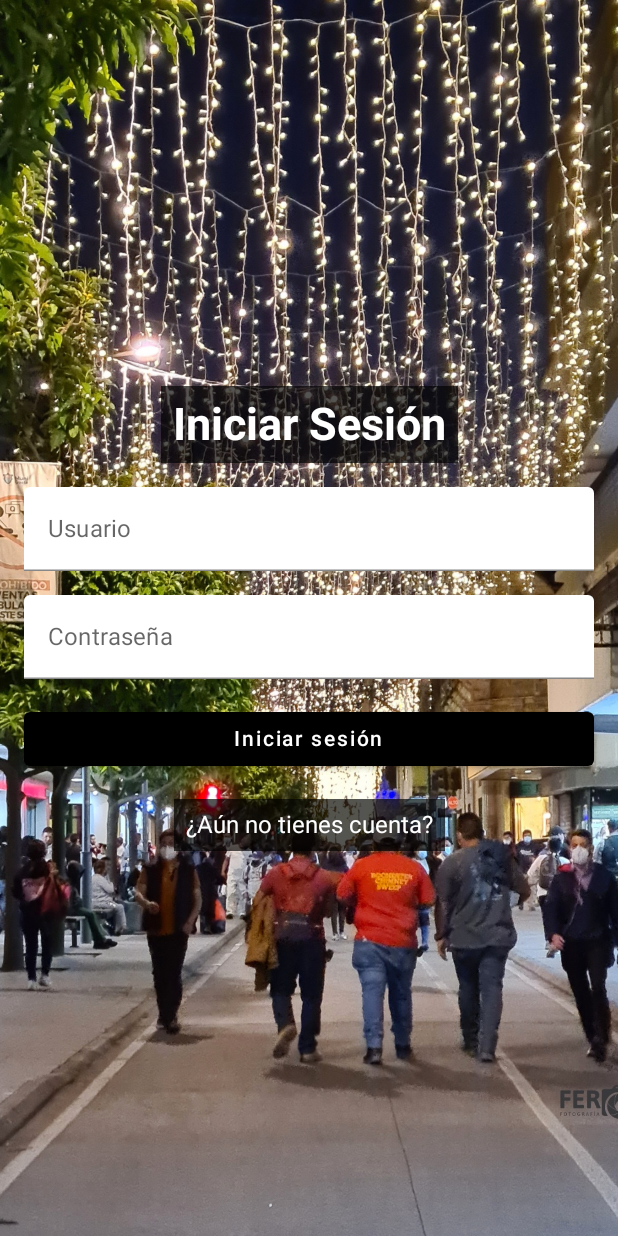
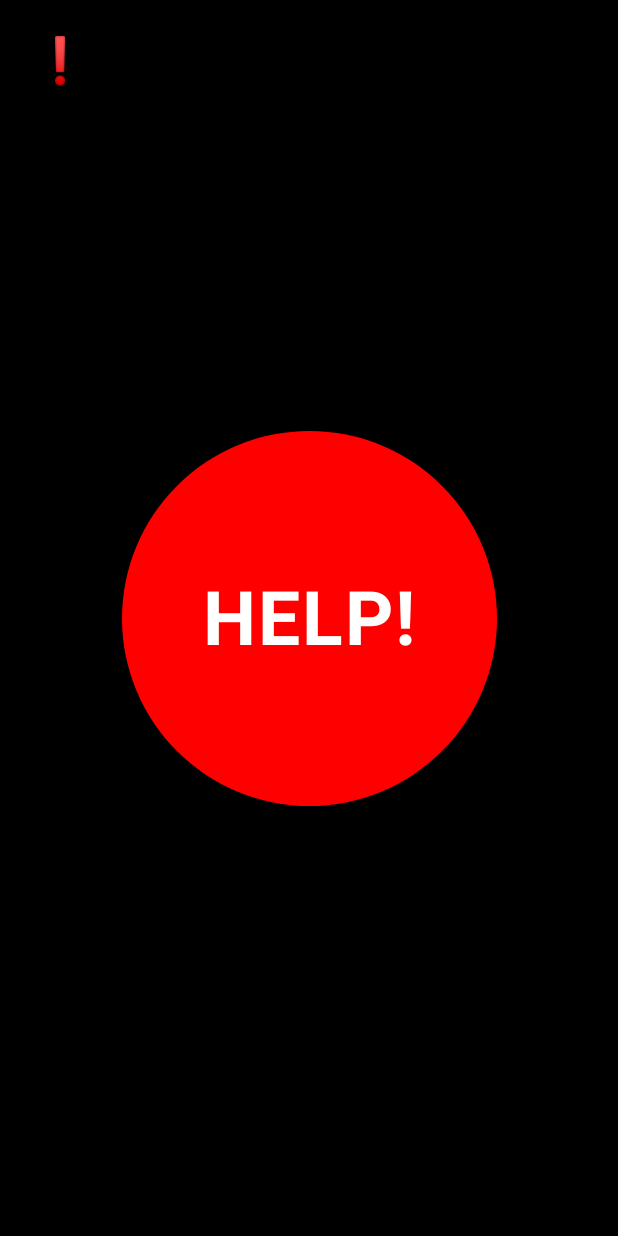
Before and after one commit to Ninaswiftie09/Proyecto_PlataformasMoviles, an Android app built with Jetpack Compose: the LoginScreen screen opened through its navigation route, after a tap on "Iniciar sesión", on a phone screen of 412 x 824 dp. Run offline under Robolectric (Android 15) with nearby library versions, the phone set to English and light mode, and no system bars.

Commit message:
"pantalla botón de emergencia hecha por Gabriel Quan"

```diff
--- a/Boton_SOS/app/src/main/java/com/example/boton_sos/MainActivity.kt
+++ b/Boton_SOS/app/src/main/java/com/example/boton_sos/MainActivity.kt
@@ -7,8 +7,9 @@ import androidx.compose.foundation.Image
 import androidx.compose.foundation.background
 import androidx.compose.foundation.clickable
 import androidx.compose.foundation.layout.*
+import androidx.compose.foundation.shape.CircleShape
 import androidx.compose.material.*
-import androidx.compose.runtime.Composable
+import androidx.compose.runtime.*
 import androidx.compose.ui.Alignment
 import androidx.compose.ui.Modifier
 import androidx.compose.ui.graphics.Color
@@ -40,7 +41,9 @@ class MainActivity : ComponentActivity() {
 fun AppNavigator(navController: NavHostController) {
     NavHost(navController = navController, startDestination = "welcome_screen") {
         composable("welcome_screen") { WelcomeScreen(navController) }
-        composable("login_screen") { LoginScreen() }
+        composable("login_screen") { LoginScreen(navController) }
+        composable("help_screen") { HelpScreen(navController) }
+        composable("info_screen") { InfoScreen(navController) }
     }
 }
 
@@ -50,7 +53,7 @@ fun WelcomeScreen(navController: NavHostController) {
         modifier = Modifier
             .fillMaxSize()
             .background(Color(0xFF000000))
-            .clickable { navController.navigate("login_screen") },
+            .clickable { navController.navigate("login_screen") }, // Navegar a "login_screen"
         contentAlignment = Alignment.Center
     ) {
         Column(
@@ -79,19 +82,17 @@ fun WelcomeScreen(navController: NavHostController) {
 }
 
 @Composable
-fun LoginScreen() {
+fun LoginScreen(navController: NavHostController) {
     Box(
         modifier = Modifier
             .fillMaxSize()
     ) {
-
         Image(
             painter = painterResource(id = R.drawable.zona1),
             contentDescription = "Fondo de zona",
             modifier = Modifier.fillMaxSize(),
             contentScale = ContentScale.Crop
         )
-
 
         Column(
             modifier = Modifier
@@ -136,7 +137,7 @@ fun LoginScreen() {
             )
             Spacer(modifier = Modifier.height(16.dp))
             Button(
-                onClick = { /* Acción de inicio de sesión */ },
+                onClick = { navController.navigate("help_screen") },
                 colors = ButtonDefaults.buttonColors(backgroundColor = Color.Black),
                 modifier = Modifier.fillMaxWidth()
             ) {
@@ -155,3 +156,68 @@ fun LoginScreen() {
         }
     }
 }
+
+@Composable
+fun HelpScreen(navController: NavHostController) {
+    // Estado para controlar el menú desplegable
+    var menuExpanded by remember { mutableStateOf(false) }
+
+    Box(
+        modifier = Modifier
+            .fillMaxSize()
+            .background(Color.Black)
+    ) {
+
+        IconButton(
+            onClick = { menuExpanded = !menuExpanded },
+            modifier = Modifier
+                .align(Alignment.TopStart)
+                .padding(16.dp)
+        ) {
+            // Emoji para el índice (¡No a las imagenes!)
+            Text(
+                text = "❗",
+                fontSize = 30.sp,
+                color = Color.White
+            )
+        }
+
+        // Botón circular "HELP!" centrado (no funcional por el momento)
+        Button(
+            onClick = { /* No hacer nada al presionar */ },
+            colors = ButtonDefaults.buttonColors(backgroundColor = Color.Red),
+            modifier = Modifier
+                .size(250.dp)
+                .align(Alignment.Center),
+            shape = CircleShape
+        ) {
+            Text(
+                text = "HELP!",
+                fontSize = 50.sp,
+                fontWeight = FontWeight.Bold,
+                color = Color.White
+            )
+        }
+
+
+        DropdownMenu(
+            expanded = menuExpanded,
+            onDismissRequest = { menuExpanded = false }
+        ) {
+            DropdownMenuItem(onClick = {}) {
+                Text("Cuenta")
+            }
+            DropdownMenuItem(onClick = {}) {
+                Text("Números de Emergencia")
+            }
+            DropdownMenuItem(onClick = {}) {
+                Text("Hospitales Cercanos")
+            }
+        }
+    }
+}
+
+@Composable
+fun InfoScreen(navController: NavHostController) {
+
+}
```
